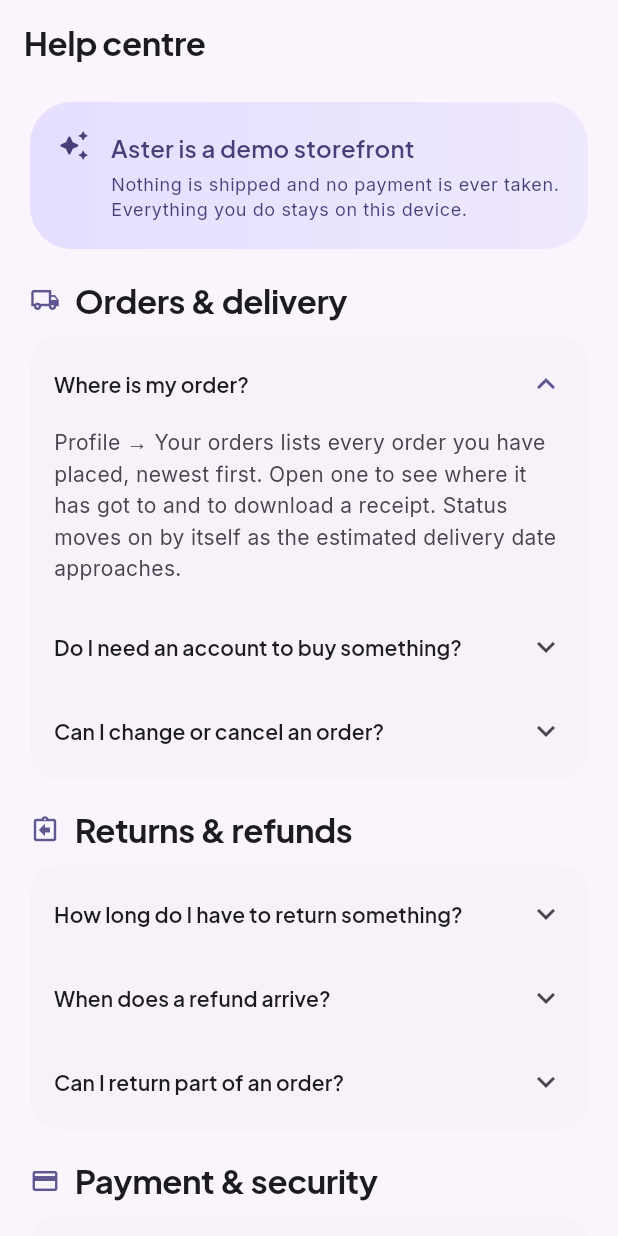
After one commit to vladimirfiffie/ecommerce-app, a Flutter app: the HelpCentreScreen screen opened by its route, after a tap on "Where is my order?", on a phone screen of 412 x 824 dp. The commit adds this screen. Run offline on Flutter 3.47's test engine with Material 3 defaults, Android fonts, the phone set to English and light mode, and no system bars; drawn by our look-alikes of dynamic_color; our stand-ins replace cached_network_image, flutter_animate, flutter_local_notifications, flutter_riverpod, go_router, google_fonts and 5 more; missing offline and left inert: haptic_kit; accounts and stored records are empty; network calls fail.

Commit message:
Add a help centre where the coming-soon snackbar was
Profile offered "Help centre · FAQs and contact" and answered a tap with
"coming soon". It now opens a real screen: five topics of expandable
questions about orders, returns, payment, what we keep on the device and
the app itself.

The answers are written against what the code actually does rather than
what a storefront usually says — the return window is interpolated from
Order.returnWindow so the two can't drift, and "still stuck?" points at
GitHub issues instead of promising a support desk nobody staffs.

FadeUp is the entrance animation the list is staggered with. It holds its
state across rebuilds so it plays once on arrival, honours "reduce
motion", and keeps its child in the semantics tree while transparent —
without that a wrapped nav item loses its tap action and NavigationBar
asserts on a tab that cannot be tapped.

These files already carry the Aster name; the rename itself is two
commits along.

```diff
--- a/lib/core/router/app_router.dart
+++ b/lib/core/router/app_router.dart
@@ -26,6 +26,7 @@ import '../../features/profile/payment_methods_screen.dart';
 import '../../features/profile/addresses_screen.dart';
 import '../../features/orders/return_request_screen.dart';
 import '../../features/orders/invoice_screen.dart';
+import '../../features/help/help_centre_screen.dart';
 
 /// Route paths, referenced by name everywhere else.
 abstract final class Routes {
@@ -45,6 +46,7 @@ abstract final class Routes {
   static const String addresses = '/settings/addresses';
   static const String payments = '/settings/payments';
   static const String orders = '/orders';
+  static const String help = '/help';
 
   static String product(String id) => '/product/$id';
 
@@ -59,10 +61,10 @@ abstract final class Routes {
 }
 
 /// Custom scheme used by shared links.
-const String kDeepLinkScheme = 'nova';
+const String kDeepLinkScheme = 'aster';
 
 /// Web host that mirrors the app's routes, for https App Links.
-const String kDeepLinkHost = 'nova.example.com';
+const String kDeepLinkHost = 'aster.example.com';
 
 /// A shareable link to a product.
 String deepLinkForProduct(String productId) =>
@@ -70,7 +72,7 @@ String deepLinkForProduct(String productId) =>
 
 /// Rewrites a custom-scheme link into an in-app route.
 ///
-/// `nova://product/abc` parses with host `product` and path `/abc`, so the
+/// `aster://product/abc` parses with host `product` and path `/abc`, so the
 /// path alone never matches a route — the host has to be folded back in.
 /// https links already arrive with the full path and are left alone.
 String? normalizeDeepLink(Uri uri) {
@@ -276,6 +278,12 @@ GoRouter createRouter(Ref ref) {
         ],
       ),
       GoRoute(
+        path: Routes.help,
+        parentNavigatorKey: _rootKey,
+        builder: (BuildContext context, GoRouterState state) =>
+            const HelpCentreScreen(),
+      ),
+      GoRoute(
         path: Routes.checkout,
         parentNavigatorKey: _rootKey,
         builder: (BuildContext context, GoRouterState state) =>
--- /dev/null
+++ b/lib/features/help/help_centre_screen.dart
@@ -0,0 +1,373 @@
+import 'package:flutter/material.dart';
+import 'package:url_launcher/url_launcher.dart';
+
+import '../../core/release_notes.dart';
+import '../../core/theme/app_theme.dart';
+import '../../data/models/order.dart';
+import '../../shared/widgets/fade_up.dart';
+import '../../shared/widgets/section_header.dart';
+import '../whats_new/whats_new_sheet.dart';
+
+/// FAQs and the one place that says, plainly, that this is a demo.
+///
+/// The answers are deliberately specific about what this build does and
+/// doesn't do — a help centre that promises a support desk nobody staffs is
+/// worse than no help centre at all.
+class HelpCentreScreen extends StatelessWidget {
+  const HelpCentreScreen({super.key});
+
+  @override
+  Widget build(BuildContext context) {
+    final List<Widget> blocks = <Widget>[
+      const _DemoNotice(),
+      for (final _Topic topic in _topics) _TopicCard(topic: topic),
+      const _ContactCard(),
+    ];
+
+    return Scaffold(
+      appBar: AppBar(title: const Text('Help centre')),
+      body: ListView.separated(
+        padding: const EdgeInsets.fromLTRB(20, 12, 20, 40),
+        itemCount: blocks.length,
+        separatorBuilder: (BuildContext context, int i) =>
+            const SizedBox(height: 20),
+        // The list is short and fully built above, so the stagger can run
+        // straight down it without the delays drifting as you scroll.
+        itemBuilder: (BuildContext context, int i) =>
+            FadeUp.at(i, child: blocks[i]),
+      ),
+    );
+  }
+}
+
+/// One question and the answer to it.
+class _Faq {
+  const _Faq(this.question, this.answer);
+
+  final String question;
+  final String answer;
+}
+
+class _Topic {
+  const _Topic({
+    required this.title,
+    required this.icon,
+    required this.questions,
+  });
+
+  final String title;
+  final IconData icon;
+  final List<_Faq> questions;
+}
+
+/// Written against what the app actually does. If behaviour changes, these
+/// change with it.
+final List<_Topic> _topics = <_Topic>[
+  const _Topic(
+    title: 'Orders & delivery',
+    icon: Icons.local_shipping_outlined,
+    questions: <_Faq>[
+      _Faq(
+        'Where is my order?',
+        'Profile → Your orders lists every order you have placed, newest '
+            'first. Open one to see where it has got to and to download a '
+            'receipt. Status moves on by itself as the estimated delivery '
+            'date approaches.',
+      ),
+      _Faq(
+        'Do I need an account to buy something?',
+        'No. Checkout works as a guest, and your bag, wishlist and orders '
+            'are kept either way. Signing in only keeps your details '
+            'together in one place.',
+      ),
+      _Faq(
+        'Can I change or cancel an order?',
+        'Not in this build. Once an order is placed the only route back is '
+            'a return, which opens as soon as the order is marked delivered.',
+      ),
+    ],
+  ),
+  _Topic(
+    title: 'Returns & refunds',
+    icon: Icons.assignment_return_outlined,
+    questions: <_Faq>[
+      _Faq(
+        'How long do I have to return something?',
+        '${Order.returnWindow.inDays} days from the day an order is marked '
+            'delivered. Open the order and choose Return — the screen shows '
+            'the days you have left while the window is still open.',
+      ),
+      const _Faq(
+        'When does a refund arrive?',
+        'Refunds are shown as landing about five working days after the '
+            'return is requested. The exact date appears on the return once '
+            'you have submitted it.',
+      ),
+      const _Faq(
+        'Can I return part of an order?',
+        'Yes. The return screen lets you pick the individual items rather '
+            'than sending the whole order back.',
+      ),
+    ],
+  ),
+  const _Topic(
+    title: 'Payment & security',
+    icon: Icons.credit_card_outlined,
+    questions: <_Faq>[
+      _Faq(
+        'Is a real payment ever taken?',
+        'No. Aster is a demo storefront with no server behind it, so no '
+            'money moves and no card is ever charged. Use a test card '
+            'number rather than a real one.',
+      ),
+      _Faq(
+        'Why is it asking for my fingerprint?',
+        'Only if you turned on payment verification in Settings → '
+            'Security. The check happens entirely on your device — Aster is '
+            'told whether the device said yes, and nothing more.',
+      ),
+      _Faq(
+        'Where are my saved cards kept?',
+        'On this device, alongside everything else. They never leave it, '
+            'and full numbers are not stored.',
+      ),
+    ],
+  ),
+  const _Topic(
+    title: 'Your data',
+    icon: Icons.lock_outline_rounded,
+    questions: <_Faq>[
+      _Faq(
+        'What does Aster store about me?',
+        'Your bag, wishlist, orders, addresses, cards, searches and '
+            'settings — all on this device only. There is no account '
+            'server and nothing is uploaded.',
+      ),
+      _Faq(
+        'What happens if I sign out?',
+        'Nothing is lost. Your bag, wishlist and orders stay on this '
+            'device and are waiting when you sign back in.',
+      ),
+      _Faq(
+        'How do I clear everything?',
+        'Settings → Your data has both options: clearing browsing history '
+            'on its own, or resetting the bag, wishlist, orders, cards and '
+            'history together.',
+      ),
+    ],
+  ),
+  const _Topic(
+    title: 'The app',
+    icon: Icons.phone_iphone_rounded,
+    questions: <_Faq>[
+      _Faq(
+        'Why do some images take a moment?',
+        'Product details ship inside the app, but imagery is fetched from '
+            'a public CDN and cached after the first look. On a poor '
+            'connection the first load is the slow one.',
+      ),
+      _Faq(
+        'Can I turn the vibrations off?',
+        'Settings → Haptics controls how much the app buzzes, including '
+            'switching it off entirely. Notifications have their own '
+            'screen next to it.',
+      ),
+    ],
+  ),
+];
+
+/// The headline answer, said once at the top so nobody has to find it inside
+/// an expander.
+class _DemoNotice extends StatelessWidget {
+  const _DemoNotice();
+
+  @override
+  Widget build(BuildContext context) {
+    final ThemeData theme = Theme.of(context);
+
+    return Container(
+      padding: const EdgeInsets.all(18),
+      decoration: BoxDecoration(
+        gradient: LinearGradient(
+          colors: <Color>[
+            theme.colorScheme.primaryContainer,
+            theme.colorScheme.primaryContainer.withValues(alpha: 0.55),
+          ],
+        ),
+        borderRadius: BorderRadius.circular(AppTheme.radiusLg),
+      ),
+      child: Row(
+        crossAxisAlignment: CrossAxisAlignment.start,
+        children: <Widget>[
+          Icon(
+            Icons.auto_awesome_rounded,
+            size: 22,
+            color: theme.colorScheme.onPrimaryContainer,
+          ),
+          const SizedBox(width: 14),
+          Expanded(
+            child: Column(
+              crossAxisAlignment: CrossAxisAlignment.start,
+              children: <Widget>[
+                Text(
+                  'Aster is a demo storefront',
+                  style: theme.textTheme.titleMedium?.copyWith(
+                    color: theme.colorScheme.onPrimaryContainer,
+                  ),
+                ),
+                const SizedBox(height: 4),
+                Text(
+                  'Nothing is shipped and no payment is ever taken. '
+                  'Everything you do stays on this device.',
+                  style: theme.textTheme.bodySmall?.copyWith(
+                    color: theme.colorScheme.onPrimaryContainer,
+                  ),
+                ),
+              ],
+            ),
+          ),
+        ],
+      ),
+    );
+  }
+}
+
+class _TopicCard extends StatelessWidget {
+  const _TopicCard({required this.topic});
+
+  final _Topic topic;
+
+  @override
+  Widget build(BuildContext context) {
+    final ThemeData theme = Theme.of(context);
+
+    return Column(
+      crossAxisAlignment: CrossAxisAlignment.start,
+      children: <Widget>[
+        Row(
+          children: <Widget>[
+            Icon(topic.icon, size: 20, color: theme.colorScheme.primary),
+            const SizedBox(width: 10),
+            Expanded(
+              child: SectionHeader(
+                title: topic.title,
+                padding: EdgeInsets.zero,
+              ),
+            ),
+          ],
+        ),
+        const SizedBox(height: 10),
+        Card(
+          child: Padding(
+            padding: const EdgeInsets.symmetric(vertical: 4),
+            child: Column(
+              children: <Widget>[
+                for (final _Faq faq in topic.questions) _FaqTile(faq: faq),
+              ],
+            ),
+          ),
+        ),
+      ],
+    );
+  }
+}
+
+class _FaqTile extends StatelessWidget {
+  const _FaqTile({required this.faq});
+
+  final _Faq faq;
+
+  @override
+  Widget build(BuildContext context) {
+    final ThemeData theme = Theme.of(context);
+
+    return ExpansionTile(
+      // The default outline draws a box inside the card it already sits in.
+      shape: const Border(),
+      collapsedShape: const Border(),
+      tilePadding: const EdgeInsets.symmetric(horizontal: 16),
+      childrenPadding: const EdgeInsets.fromLTRB(16, 0, 16, 14),
+      expandedCrossAxisAlignment: CrossAxisAlignment.start,
+      title: Text(faq.question, style: theme.textTheme.titleSmall),
+      children: <Widget>[
+        Text(
+          faq.answer,
+          style: theme.textTheme.bodyMedium?.copyWith(
+            color: theme.colorScheme.onSurfaceVariant,
+          ),
+        ),
+      ],
+    );
+  }
+}
+
+/// Where a real storefront would put a support number.
+class _ContactCard extends StatelessWidget {
+  const _ContactCard();
+
+  @override
+  Widget build(BuildContext context) {
+    final ThemeData theme = Theme.of(context);
+
+    return Column(
+      crossAxisAlignment: CrossAxisAlignment.start,
+      children: <Widget>[
+        const SectionHeader(
+          title: 'Still stuck?',
+          subtitle:
+              'There is no support desk behind a demo — but the code '
+              'is open, and bugs are welcome.',
+          padding: EdgeInsets.zero,
+        ),
+        const SizedBox(height: 10),
+        Card(
+          child: Padding(
+            padding: const EdgeInsets.symmetric(vertical: 6),
+            child: Column(
+              children: <Widget>[
+                ListTile(
+                  leading: Icon(
+                    Icons.bug_report_outlined,
+                    color: theme.colorScheme.onSurfaceVariant,
+                  ),
+                  title: Text(
+                    'Report an issue',
+                    style: theme.textTheme.titleSmall,
+                  ),
+                  subtitle: Text(
+                    'Opens GitHub in your browser',
+                    style: theme.textTheme.bodySmall,
+                  ),
+                  trailing: const Icon(Icons.open_in_new_rounded, size: 18),
+                  onTap: () => launchUrl(
+                    Uri.parse(
+                      'https://github.com/vladimirfiffie/ecommerce-app/issues',
+                    ),
+                    mode: LaunchMode.externalApplication,
+                  ),
+                ),
+                ListTile(
+                  leading: Icon(
+                    Icons.auto_awesome_outlined,
+                    color: theme.colorScheme.onSurfaceVariant,
+                  ),
+                  title: Text('What’s new', style: theme.textTheme.titleSmall),
+                  subtitle: Text(
+                    'Version $currentReleaseVersion',
+                    style: theme.textTheme.bodySmall,
+                  ),
+                  trailing: const Icon(Icons.chevron_right_rounded),
+                  onTap: () => showWhatsNewSheet(
+                    context,
+                    notes: kReleaseNotes,
+                    offerMute: false,
+                  ),
+                ),
+              ],
+            ),
+          ),
+        ),
+      ],
+    );
+  }
+}
--- a/lib/features/profile/profile_screen.dart
+++ b/lib/features/profile/profile_screen.dart
@@ -50,7 +50,7 @@ class ProfileScreen extends ConsumerWidget {
                   icon: Icons.help_outline_rounded,
                   title: 'Help centre',
                   subtitle: 'FAQs and contact',
-                  onTap: () => _snack(context, 'Help centre coming soon.'),
+                  onTap: () => context.push(Routes.help),
                 ),
                 _Tile(
                   icon: Icons.code_rounded,
@@ -68,7 +68,7 @@ class ProfileScreen extends ConsumerWidget {
             const SizedBox(height: 26),
             Center(
               child: Text(
-                'Nova · prerelease build',
+                'Aster · prerelease build',
                 style: theme.textTheme.bodySmall?.copyWith(
                   color: theme.colorScheme.onSurfaceVariant,
                 ),
@@ -78,12 +78,6 @@ class ProfileScreen extends ConsumerWidget {
         ),
       ),
     );
-  }
-
-  void _snack(BuildContext context, String message) {
-    ScaffoldMessenger.of(context)
-      ..clearSnackBars()
-      ..showSnackBar(SnackBar(content: Text(message)));
   }
 }
 
@@ -159,7 +153,7 @@ class _ProfileHeader extends ConsumerWidget {
                       ),
                       const SizedBox(width: 5),
                       Text(
-                        'Nova member',
+                        'Aster member',
                         style: theme.textTheme.bodySmall?.copyWith(
                           color: theme.colorScheme.onPrimaryContainer,
                         ),
--- /dev/null
+++ b/lib/shared/widgets/fade_up.dart
@@ -0,0 +1,97 @@
+import 'package:flutter/material.dart';
+
+/// Fades a child in as it rises the last few pixels into place.
+///
+/// Entrance only: it plays once, when the widget first appears, and holds
+/// there. A rebuild from a badge count changing or a tab being tapped keeps
+/// the same [State], so nothing replays underneath the user. [delay] is what
+/// staggers a row or a list — one step per item.
+class FadeUp extends StatefulWidget {
+  const FadeUp({
+    required this.child,
+    this.delay = Duration.zero,
+    this.duration = const Duration(milliseconds: 320),
+    this.rise = 12,
+    super.key,
+  });
+
+  /// Item [index] of a run, starting one [step] later than the one before it.
+  ///
+  /// A plain factory rather than a constructor: the delay is computed, so
+  /// there is nothing const about it.
+  static FadeUp at(
+    int index, {
+    required Widget child,
+    Duration step = const Duration(milliseconds: 55),
+    Duration duration = const Duration(milliseconds: 320),
+    double rise = 12,
+    Key? key,
+  }) => FadeUp(
+    key: key,
+    delay: step * index,
+    duration: duration,
+    rise: rise,
+    child: child,
+  );
+
+  final Widget child;
+  final Duration delay;
+  final Duration duration;
+
+  /// How far below its resting place the child starts, in logical pixels.
+  final double rise;
+
+  @override
+  State<FadeUp> createState() => _FadeUpState();
+}
+
+class _FadeUpState extends State<FadeUp> with SingleTickerProviderStateMixin {
+  late final AnimationController _controller = AnimationController(
+    vsync: this,
+    duration: widget.delay + widget.duration,
+  )..forward();
+
+  // The stagger is dead time at the front of the controller rather than a
+  // pending timer, so there is nothing to cancel if the item is disposed
+  // before its turn comes round.
+  late final CurvedAnimation _progress = CurvedAnimation(
+    parent: _controller,
+    curve: Interval(
+      widget.delay.inMicroseconds /
+          (widget.delay + widget.duration).inMicroseconds,
+      1,
+      curve: Curves.easeOutCubic,
+    ),
+  );
+
+  @override
+  void dispose() {
+    _progress.dispose();
+    _controller.dispose();
+    super.dispose();
+  }
+
+  @override
+  Widget build(BuildContext context) {
+    // Honour "reduce motion": the child is simply already in place.
+    if (MediaQuery.maybeOf(context)?.disableAnimations ?? false) {
+      return widget.child;
+    }
+
+    return FadeTransition(
+      opacity: _progress,
+      // A fully transparent child is dropped from the semantics tree by
+      // default, which pulls the tap action out from under a nav item for as
+      // long as its turn takes to come round.
+      alwaysIncludeSemantics: true,
+      child: AnimatedBuilder(
+        animation: _progress,
+        builder: (BuildContext context, Widget? child) => Transform.translate(
+          offset: Offset(0, widget.rise * (1 - _progress.value)),
+          child: child,
+        ),
+        child: widget.child,
+      ),
+    );
+  }
+}
```
Also changed, not shown: 2 other files.
